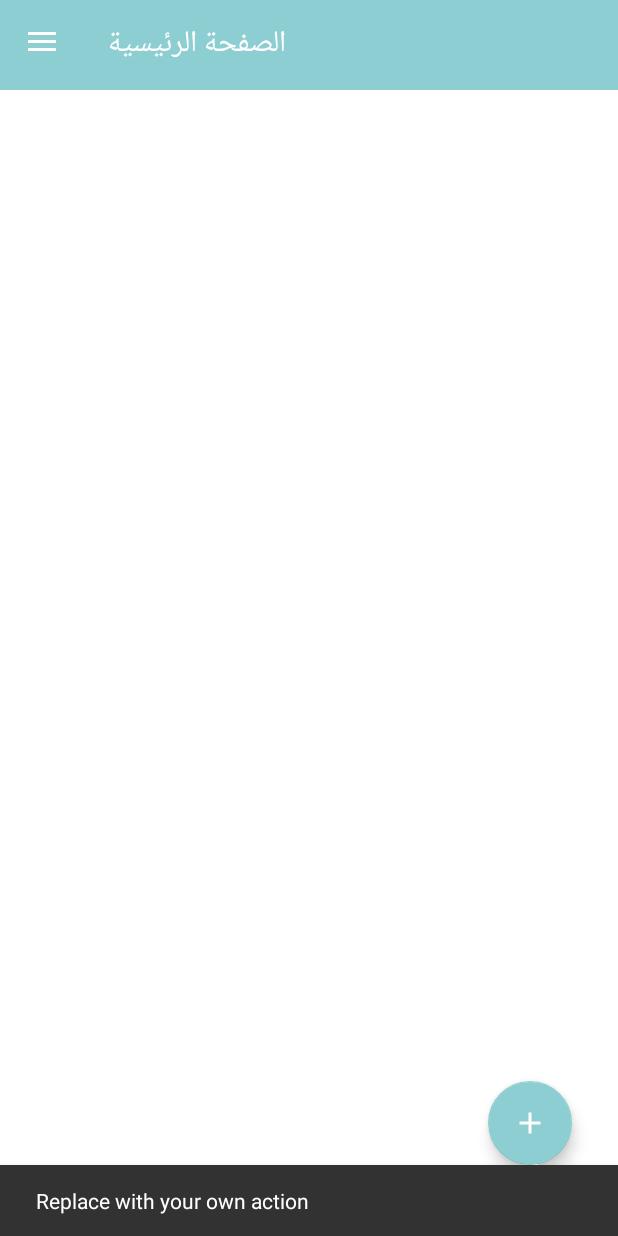
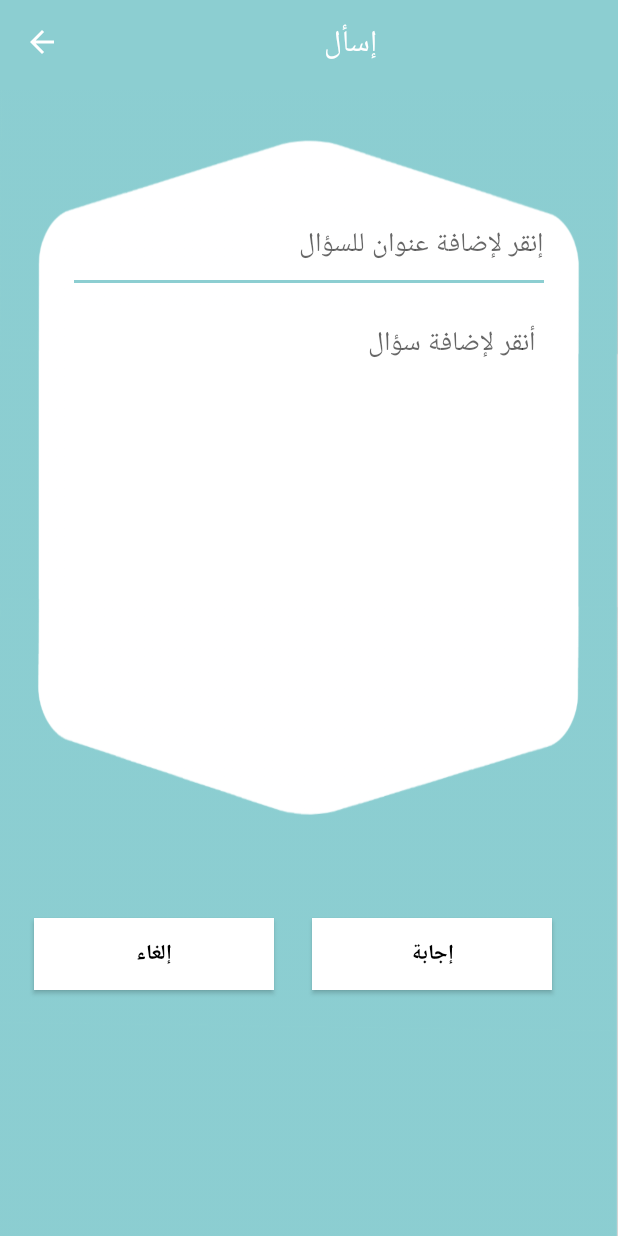
Before and after one commit to AbeerAB/IT, an Android app: the MainActivity screen opened directly, with no data from a screen before it, after a tap on an icon or button, on a phone screen of 412 x 824 dp. Run offline under Robolectric (Android 15) with nearby library versions, the light colour scheme and no system bars; our stand-ins replace Firebase (no records; nobody signed in at launch, a user with empty details on screens opened directly).

Commit message:
post+comment

```diff
--- /dev/null
+++ b/app/src/main/java/com/h/itservices/Add_Question_Activity.java
@@ -0,0 +1,184 @@
+package com.h.itservices;
+
+import android.content.Intent;
+import android.os.Bundle;
+
+import com.google.android.material.floatingactionbutton.FloatingActionButton;
+import com.google.android.material.snackbar.Snackbar;
+import com.google.firebase.auth.FirebaseAuth;
+import com.google.firebase.auth.FirebaseUser;
+import com.google.firebase.database.DatabaseReference;
+import com.google.firebase.database.FirebaseDatabase;
+
+import androidx.appcompat.app.AppCompatActivity;
+import androidx.appcompat.widget.Toolbar;
+
+import android.text.TextUtils;
+import android.view.View;
+import android.widget.Button;
+import android.widget.EditText;
+import android.widget.TextView;
+import android.widget.Toast;
+
+import java.text.SimpleDateFormat;
+import java.util.Calendar;
+import java.util.HashMap;
+
+public class Add_Question_Activity extends AppCompatActivity {
+
+    EditText question_title,question_text;
+    Button post_btn,cancel_btn;
+
+    String postid;
+    String publisherid;
+    FirebaseUser firebaseUser;
+    private FirebaseAuth myAccount ;
+    private String saveCurrentDate, saveCurrentTime  ;
+
+
+    @Override
+    protected void onCreate(Bundle savedInstanceState) {
+        super.onCreate(savedInstanceState);
+        setContentView(R.layout.activity_add__question_);
+        Toolbar toolbar = findViewById(R.id.toolbar);
+        setSupportActionBar(toolbar);
+
+
+// to undo to previose
+        getSupportActionBar().setTitle("إسأل");
+        getSupportActionBar().setDisplayHomeAsUpEnabled(true);
+
+        toolbar.setNavigationOnClickListener(new View.OnClickListener() {
+            @Override
+            public void onClick(View v) {
+                finish();
+            }
+        });
+
+
+        question_title=findViewById(R.id.question_title);
+        question_text=findViewById(R.id.question_text);
+        post_btn=findViewById(R.id.post_btn);
+        cancel_btn=findViewById(R.id.cancel_btn);
+
+        Intent intent= getIntent();
+        //postid=intent.getStringExtra("postid");
+        //publisherid=intent.getStringExtra("publisherid");
+
+
+
+
+    /*    post_btn.setOnClickListener(new View.OnClickListener() {
+            @Override
+            public void onClick(View v) {
+                if (question_title.getText().toString().equals("") || !question_title.getText().toString().trim().isEmpty() ){
+                    Toast.makeText(Add_Question_Activity.this,"أدخل عنوان للسؤال",Toast.LENGTH_SHORT).show();
+
+
+                }else  if (question_text.getText().toString().equals("") || !question_text.getText().toString().trim().isEmpty() ){
+                    Toast.makeText(Add_Question_Activity.this,"أدخل محتوى السؤال",Toast.LENGTH_SHORT).show();
+
+                }else{  startPosting();}
+        }
+        });
+        */
+
+        post_btn.setOnClickListener(new View.OnClickListener() {
+            @Override
+            public void onClick(View v) {
+                startPosting();}
+
+        });
+
+
+        cancel_btn.setOnClickListener(new View.OnClickListener() {
+            @Override
+            public void onClick(View v) {
+                finish();
+            }
+        });
+
+    }// on Create
+
+
+
+
+
+
+
+        private void startPosting(){
+
+
+        final String title_val = question_title.getText().toString().trim();
+        final String description_val = question_text.getText().toString().trim();
+
+
+
+
+            if(!TextUtils.isEmpty(title_val) && !TextUtils.isEmpty(description_val) ){
+
+                // هنا المفروض يصير عندي أسئلة تحتها  answe, publisher
+                DatabaseReference reference = FirebaseDatabase.getInstance().getReference("Questions");
+                //    DatabaseReference reference = FirebaseDatabase.getInstance().getReference("Comment").child(postId);
+
+                myAccount = FirebaseAuth.getInstance();
+
+                Calendar calFordDate = Calendar.getInstance();
+                SimpleDateFormat currentDate = new SimpleDateFormat("dd-MMMM-yyyy");
+                saveCurrentDate = currentDate.format(calFordDate.getTime());
+
+                Calendar calFordTime = Calendar.getInstance();
+                SimpleDateFormat currentTime = new SimpleDateFormat("HH:mm");
+                saveCurrentTime = currentTime.format(calFordDate.getTime());
+
+                String postKey= saveCurrentDate+saveCurrentTime;
+
+                HashMap<String,Object> hashMap = new HashMap<>();
+                hashMap.put("question title",question_title.getText().toString());
+                hashMap.put("question text",question_text.getText().toString());
+                hashMap.put("Date",saveCurrentDate);
+                hashMap.put("Time",saveCurrentTime);
+                hashMap.put("publisher",myAccount.getUid());
+                hashMap.put("postKey",postKey.toString());
+                reference.push().setValue(hashMap);
+
+                question_title.setText("");
+                question_text.setText("");
+
+
+
+                startActivity(new Intent(Add_Question_Activity.this, MainActivity.class));
+
+
+                    }
+
+
+
+
+
+
+
+    }
+
+
+
+    private void checkEnteredData() {
+
+        if (isEmpty(question_title)) {
+            question_title.setError("عنوان الكتاب مطلوب!");
+        }
+
+        if (isEmpty(question_text)) {
+            question_text.setError("محتوى السؤال مطلوب!");
+        }
+
+    }
+
+
+    boolean isEmpty(EditText text) {
+        CharSequence str = text.getText().toString();
+        return TextUtils.isEmpty(str);
+    }
+
+
+}
--- a/app/src/main/java/com/h/itservices/MainActivity.java
+++ b/app/src/main/java/com/h/itservices/MainActivity.java
@@ -37,8 +37,8 @@ public class MainActivity extends AppCompatActivity implements NavigationView.On
         fab.setOnClickListener(new View.OnClickListener() {
             @Override
             public void onClick(View view) {
-                Snackbar.make(view, "Replace with your own action", Snackbar.LENGTH_LONG)
-                        .setAction("Action", null).show();
+                Intent add = new Intent(MainActivity.this, Add_Question_Activity.class);
+                startActivity(add);
             }
         });
 
@@ -92,7 +92,7 @@ public class MainActivity extends AppCompatActivity implements NavigationView.On
                 Intent home = new Intent(MainActivity.this, CustomerQuestionsActivity.class);
                 startActivity(home); break;
             case R.id.nav_out:
-                Intent logout = new Intent(MainActivity.this, Register_to_app.class);
+                Intent logout = new Intent(MainActivity.this, CommentActivity.class);
                 startActivity(logout); break;
         }
         drawerLayout.closeDrawer(GravityCompat.START);
--- /dev/null
+++ b/app/src/main/res/layout/activity_add__question_.xml
@@ -0,0 +1,89 @@
+<?xml version="1.0" encoding="utf-8"?>
+<androidx.constraintlayout.widget.ConstraintLayout xmlns:android="http://schemas.android.com/apk/res/android"
+    xmlns:app="http://schemas.android.com/apk/res-auto"
+    xmlns:tools="http://schemas.android.com/tools"
+    android:layout_width="match_parent"
+    android:layout_height="match_parent"
+    android:background="@drawable/background1111"
+    tools:context=".Add_Question_Activity">
+
+    <androidx.appcompat.widget.Toolbar
+        android:id="@+id/toolbar"
+        app:title="أضف سؤال"
+        app:titleMarginStart="160dp"
+        android:layout_width="match_parent"
+        android:layout_height="60dp"
+        android:background="?attr/colorPrimary"
+        android:minHeight="?attr/actionBarSize"
+        android:theme="?attr/actionBarTheme"
+        android:visibility="visible"
+        app:layout_constraintEnd_toEndOf="parent"
+        app:layout_constraintTop_toTopOf="parent"
+        tools:ignore="MissingConstraints" />
+
+    <EditText
+        android:id="@+id/question_title"
+        android:layout_width="321dp"
+        android:layout_height="63dp"
+        android:layout_marginTop="72dp"
+        android:hint="إنقر لإضافة عنوان للسؤال"
+        app:layout_constraintEnd_toEndOf="parent"
+        app:layout_constraintStart_toStartOf="parent"
+        app:layout_constraintTop_toBottomOf="@+id/toolbar"
+        tools:ignore="MissingConstraints" />
+
+    <EditText
+        android:id="@+id/question_text"
+        android:layout_width="321dp"
+        android:layout_height="193dp"
+        android:layout_marginTop="144dp"
+        android:background="#FFFFFF"
+        android:gravity="start"
+        android:hint="أنقر لإضافة سؤال"
+        android:inputType="textMultiLine|textCapSentences"
+        android:minHeight="250dp"
+        android:padding="10dp"
+        android:shadowColor="#7BC4C7"
+        app:layout_constraintEnd_toEndOf="parent"
+        app:layout_constraintStart_toStartOf="parent"
+        app:layout_constraintTop_toBottomOf="@+id/toolbar"
+        tools:ignore="MissingConstraints" />
+
+
+    <Button
+        android:id="@+id/post_btn"
+        android:layout_width="160dp"
+        android:layout_height="wrap_content"
+        android:layout_marginEnd="44dp"
+        android:layout_marginRight="44dp"
+        android:layout_marginBottom="164dp"
+        android:background="#FFFFFF"
+        android:text="إجابة"
+        android:textColor="#000000"
+        android:textStyle="bold"
+        app:layout_constraintBottom_toBottomOf="parent"
+        app:layout_constraintEnd_toEndOf="parent"
+        app:layout_constraintTop_toBottomOf="@+id/question_text"
+        app:layout_constraintVertical_bias="1.0"
+        tools:ignore="MissingConstraints" />
+
+    <Button
+        android:id="@+id/cancel_btn"
+        android:layout_width="160dp"
+        android:layout_height="wrap_content"
+        android:layout_marginEnd="20dp"
+        android:layout_marginRight="20dp"
+        android:layout_marginBottom="164dp"
+        android:background="#FFFFFF"
+        android:text="إلغاء"
+        android:textColor="#000000"
+        android:textStyle="bold"
+        app:layout_constraintBottom_toBottomOf="parent"
+        app:layout_constraintEnd_toStartOf="@+id/post_btn"
+        app:layout_constraintHorizontal_bias="0.813"
+        app:layout_constraintStart_toStartOf="parent"
+        app:layout_constraintTop_toBottomOf="@+id/question_text"
+        app:layout_constraintVertical_bias="1.0"
+        tools:ignore="MissingConstraints" />
+
+</androidx.constraintlayout.widget.ConstraintLayout>
--- /dev/null
+++ b/app/src/main/res/layout/content_add__question_.xml
@@ -0,0 +1,6 @@
+<?xml version="1.0" encoding="utf-8"?>
+<androidx.constraintlayout.widget.ConstraintLayout xmlns:android="http://schemas.android.com/apk/res/android"
+    xmlns:app="http://schemas.android.com/apk/res-auto"
+    android:layout_width="match_parent"
+    android:layout_height="match_parent"
+    app:layout_behavior="@string/appbar_scrolling_view_behavior"></androidx.constraintlayout.widget.ConstraintLayout>
--- /dev/null
+++ b/app/src/main/res/layout/content_comment.xml
@@ -0,0 +1,6 @@
+<?xml version="1.0" encoding="utf-8"?>
+<androidx.constraintlayout.widget.ConstraintLayout xmlns:android="http://schemas.android.com/apk/res/android"
+    xmlns:app="http://schemas.android.com/apk/res-auto"
+    android:layout_width="match_parent"
+    android:layout_height="match_parent"
+    app:layout_behavior="@string/appbar_scrolling_view_behavior"></androidx.constraintlayout.widget.ConstraintLayout>
--- a/app/src/main/res/values/strings.xml
+++ b/app/src/main/res/values/strings.xml
@@ -43,7 +43,8 @@
     <string name="title_activity_my_answers">إجابات الخبراء</string>
     <string name="title_activity_expert_answers">إجابات الخبراء</string>
     <string name="title_activity_customer_questions">أسئلة العملاء</string>
-
+    <string name="title_activity_comment">CommentActivity</string>
+    <string name="title_activity_add__question_">Add_Question_Activity</string>
 
 
 </resources>
```
Also changed, not shown: app/src/main/AndroidManifest.xml (+9 -1 lines), app/src/main/java/com/h/itservices/CommentActivity.java (added, +102 -0 lines), app/src/main/java/com/h/itservices/Post.java (added, +98 -0 lines), app/src/main/res/layout/activity_comment.xml (added, +81 -0 lines), app/src/main/res/layout/fragment_first.xml (added, +28 -0 lines), app/src/main/res/layout/fragment_first2.xml (added, +28 -0 lines), app/src/main/res/layout/fragment_second.xml (added, +27 -0 lines), app/src/main/res/layout/fragment_second2.xml (added, +27 -0 lines), app/src/main/res/navigation/nav_graph.xml (+40 -0 lines), app/src/main/res/drawable/background1111.png (added), 2 other files.
